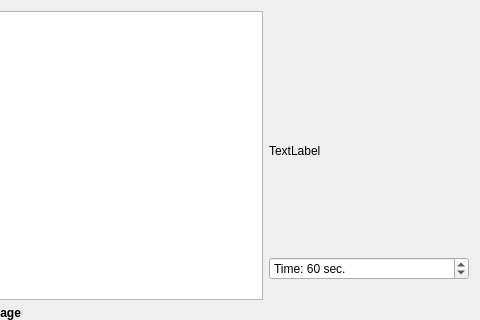
The window that controls/setup/parts/prepare/setuptabprepare.ui (riuson/lcd-image-converter) describes before a commit, drawn with Qt 5; both pictures show x 202 to 682 and y 0 to 320 of the 682 by 411 pixel window.
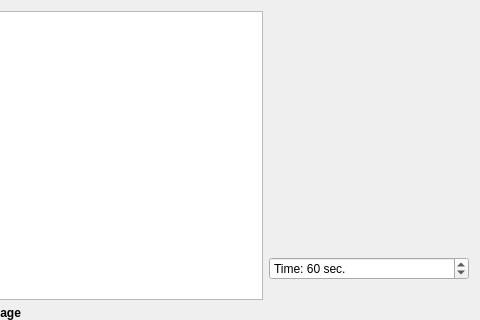
The same window after the commit.

```diff
--- a/controls/setup/parts/prepare/setuptabprepare.ui
+++ b/controls/setup/parts/prepare/setuptabprepare.ui
@@ -201,7 +201,7 @@
           </size>
          </property>
          <property name="text">
-          <string>TextLabel</string>
+          <string notr="true"/>
          </property>
         </widget>
        </item>
```
